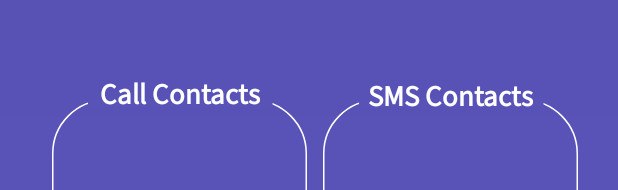
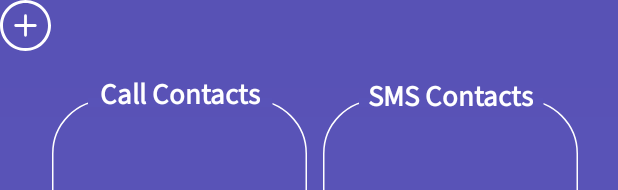
Before and after one commit to ovidiubachmatchi/SafetyLife, an Android app: the layout sos_menu.xml on its own in the app's theme, with its tools: preview values and no code run, on a phone screen of 412 x 824 dp. Shown: the top 190 px of the screen. Run offline under Robolectric (Android 15) with nearby library versions, the phone set to English and light mode, and no system bars.

```diff
--- a/app/src/main/java/com/protect/safetylife/Informatii/InformatieCont.java
+++ b/app/src/main/java/com/protect/safetylife/Informatii/InformatieCont.java
@@ -1,6 +1,5 @@
 package com.protect.safetylife.Informatii;
 
-import android.content.Context;
 import android.content.SharedPreferences;
 
 import androidx.appcompat.app.AppCompatActivity;
@@ -32,7 +31,7 @@ public class InformatieCont extends AppCompatActivity {
 
     public static boolean verificareLogat()
     {
-        if(sharedPreferences.contains(username) || !username2.isEmpty())
+        if(sharedPreferences.contains(username) || username2 != null)
         {
             return true;
         }
--- a/app/src/main/java/com/protect/safetylife/controller/LandingActivity.java
+++ b/app/src/main/java/com/protect/safetylife/controller/LandingActivity.java
@@ -34,8 +34,10 @@ public class LandingActivity extends AppCompatActivity {
         InformatieCont.sharedPreferences= getSharedPreferences(InformatieCont.login, Context.MODE_PRIVATE);
         if(InformatieCont.verificareLogat())  // verificare sesiune logare
         {
-            Intent activity2=new Intent(this,DashboardActivity.class);
-            startActivity(activity2);
+            Intent sessionIntent =new Intent(this,DashboardActivity.class);
+            sessionIntent.setFlags(Intent.FLAG_ACTIVITY_CLEAR_TOP);
+            startActivity(sessionIntent);
+            finish();
         }
         addButtonsFunctionality();
     }
--- a/app/src/main/java/com/protect/safetylife/utils/ListViewAdapter.java
+++ b/app/src/main/java/com/protect/safetylife/utils/ListViewAdapterDiseases.java
@@ -17,12 +17,12 @@ import com.protect.safetylife.controller.signup.SignUp4Activity;
 
 import java.util.ArrayList;
 
-public class ListViewAdapter extends ArrayAdapter<String> {
+public class ListViewAdapterDiseases extends ArrayAdapter<String> {
     private ArrayList<String> list;
     private Context context;
 
 
-    public ListViewAdapter(Context context, ArrayList<String> items)
+    public ListViewAdapterDiseases(Context context, ArrayList<String> items)
     {
         super(context, R.layout.lista_boli,items);
         this.context=context;
--- a/app/src/main/res/layout/menu.xml
+++ b/app/src/main/res/layout/menu.xml
@@ -340,10 +340,7 @@
         android:foregroundTint="#FFFFFF"
         android:textColor="#FFFFFF"
         android:textSize="20sp"
-        app:layout_constraintBottom_toBottomOf="@+id/imageView3"
         app:layout_constraintEnd_toStartOf="@+id/profile2"
-        app:layout_constraintHorizontal_bias="0.481"
         app:layout_constraintStart_toEndOf="@+id/settings2"
-        app:layout_constraintTop_toTopOf="@+id/imageView3"
-        app:layout_constraintVertical_bias="0.542" />
+        app:layout_constraintTop_toTopOf="@+id/settings2" />
 </androidx.constraintlayout.widget.ConstraintLayout>
--- a/app/src/main/res/layout/sos_menu.xml
+++ b/app/src/main/res/layout/sos_menu.xml
@@ -8,11 +8,12 @@
     <ListView
         android:id="@+id/smsContacts"
         android:layout_width="158dp"
-        android:layout_height="99dp"
+        android:layout_height="68dp"
         app:layout_constraintBottom_toBottomOf="@+id/imageView6"
         app:layout_constraintEnd_toEndOf="@+id/imageView6"
         app:layout_constraintStart_toStartOf="@+id/imageView6"
-        app:layout_constraintTop_toTopOf="@+id/imageView6" />
+        app:layout_constraintTop_toTopOf="@+id/imageView6"
+        app:layout_constraintVertical_bias="0.261" />
 
     <ListView
         android:id="@+id/callContacts"
@@ -152,4 +153,13 @@
         app:layout_constraintBottom_toBottomOf="@+id/imageView4"
         app:layout_constraintEnd_toEndOf="@+id/imageView4"
         app:layout_constraintStart_toStartOf="@+id/imageView4" />
+
+    <ImageView
+        android:id="@+id/imageView"
+        android:layout_width="wrap_content"
+        android:layout_height="wrap_content"
+        app:srcCompat="@drawable/plus_button"
+        tools:layout_editor_absoluteX="229dp"
+        tools:layout_editor_absoluteY="157dp" />
+
 </androidx.constraintlayout.widget.ConstraintLayout>
```
Also changed, not shown: app/src/main/java/com/protect/safetylife/controller/dashboard/DashboardActivity.java (+17 -8 lines), app/src/main/java/com/protect/safetylife/controller/login/LogInActivity.java (+14 -8 lines), app/src/main/java/com/protect/safetylife/controller/signup/SignUp4Activity.java (+7 -5 lines), app/src/main/java/com/protect/safetylife/utils/ListViewAdapterSOS.java (added, +48 -0 lines).
